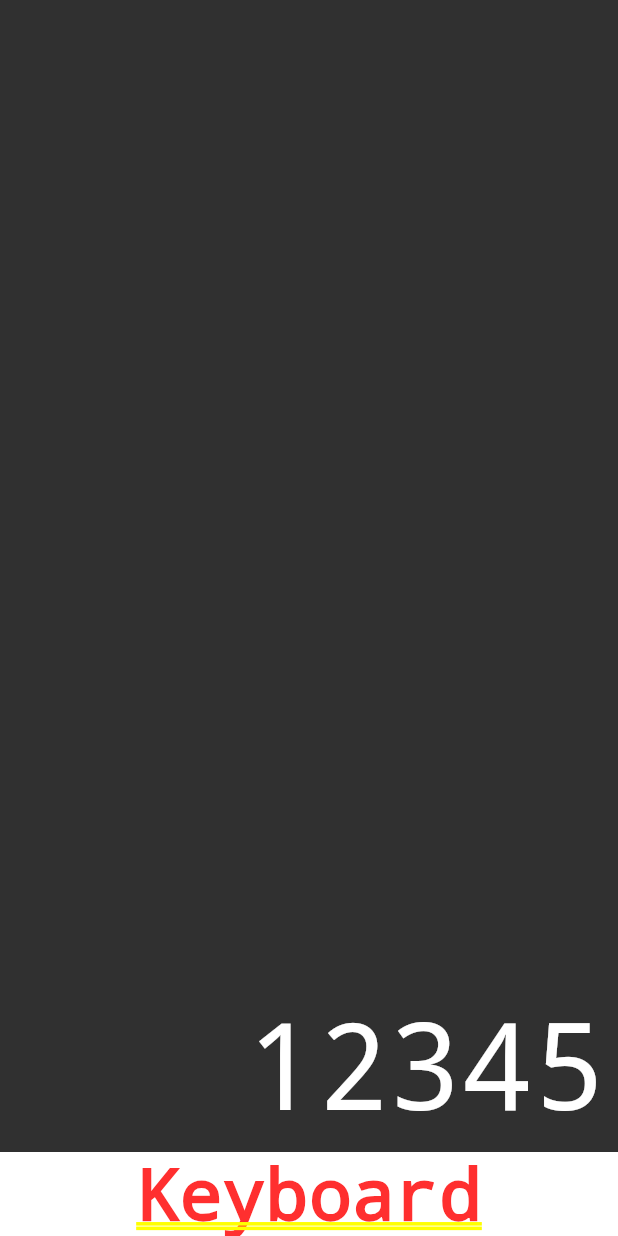
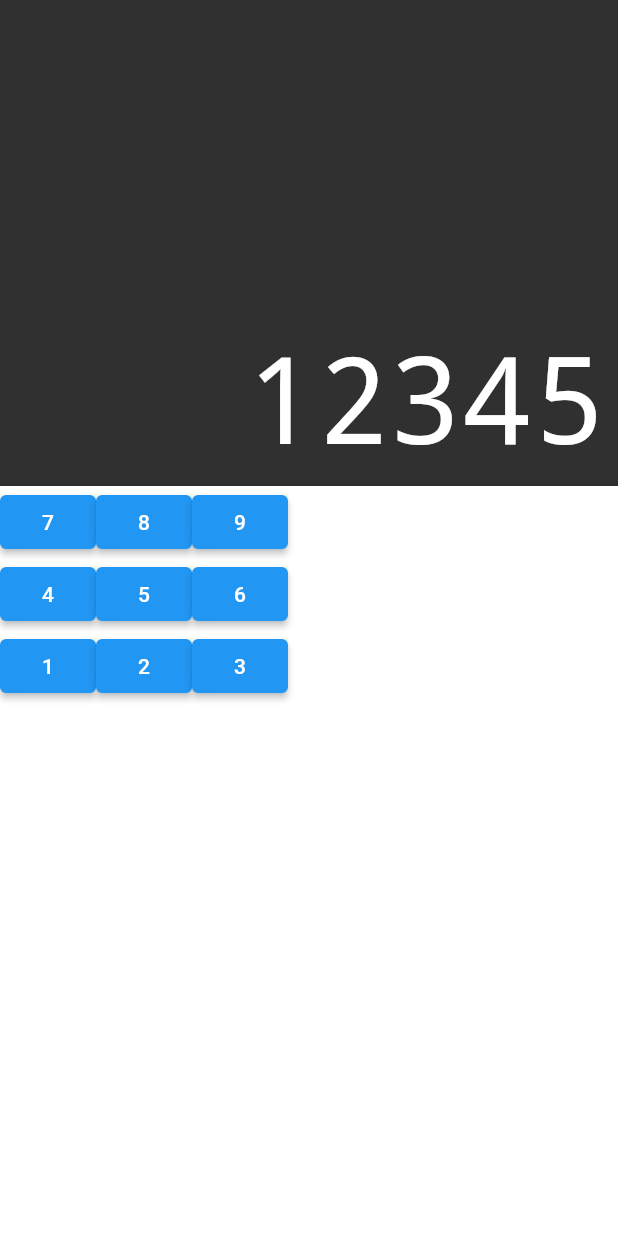
Before and after one commit to s7Thiago/flutter-calculator, a Flutter app: the screen it shows after launch, on a phone screen of 412 x 824 dp. Run offline on Flutter 3.47's test engine with Material 2 defaults, Android fonts, the phone set to English and light mode, and no system bars; drawn by our look-alikes of auto_size_text.

Commit message:
Adding basic keyboard with just number buttons

```diff
--- /dev/null
+++ b/lib/components/button.dart
@@ -0,0 +1,15 @@
+import 'package:flutter/material.dart';
+
+class Button extends StatelessWidget {
+final String text;
+
+  const Button({Key? key, required this.text}) : super(key: key);
+
+  @override
+  Widget build(BuildContext context) {
+    return ElevatedButton(
+      child: Text(text),
+      onPressed: () {},
+    );
+  }
+}
--- /dev/null
+++ b/lib/components/button_row.dart
@@ -0,0 +1,16 @@
+import 'package:flutter/material.dart';
+
+import './button.dart';
+
+class ButtonRow extends StatelessWidget {
+  final List<Button> buttons;
+
+  const ButtonRow({Key? key, required this.buttons}) : super(key: key);
+
+  @override
+  Widget build(BuildContext context) {
+    return Row(
+      children: buttons,
+    );
+  }
+}
--- /dev/null
+++ b/lib/components/keyboard.dart
@@ -0,0 +1,40 @@
+import 'package:flutter/material.dart';
+import '../components/button.dart';
+import '../components/button_row.dart';
+
+class Keyboard extends StatelessWidget {
+  const Keyboard({Key? key}) : super(key: key);
+
+  @override
+  Widget build(BuildContext context) {
+    return Container(
+      height: 500,
+      child: Column(
+        // ignore: prefer_const_literals_to_create_immutables
+        children: [
+          const ButtonRow(
+            buttons: [
+              Button(text: '7'),
+              Button(text: '8'),
+              Button(text: '9'),
+            ],
+          ),
+          const ButtonRow(
+            buttons: [
+              Button(text: '4'),
+              Button(text: '5'),
+              Button(text: '6'),
+            ],
+          ),
+          const ButtonRow(
+            buttons: [
+              Button(text: '1'),
+              Button(text: '2'),
+              Button(text: '3'),
+            ],
+          ),
+        ],
+      ),
+    );
+  }
+}
--- /dev/null
+++ b/lib/models/memory.dart
@@ -0,0 +1,3 @@
+class Memory {
+
+}
--- a/lib/screens/calculator.dart
+++ b/lib/screens/calculator.dart
@@ -1,6 +1,7 @@
 import 'package:flutter/material.dart';
 
 import '../components/display.dart';
+import '../components/keyboard.dart';
 
 class Calculator extends StatelessWidget {
   const Calculator({Key? key}) : super(key: key);
@@ -11,8 +12,8 @@ class Calculator extends StatelessWidget {
       debugShowCheckedModeBanner: false,
       home: Column(
         children: [
-          const Display('12345'),
-          const Text('Keyboard'),
+          Display('12345'),
+          Keyboard(),
         ],
       ),
     );
```
